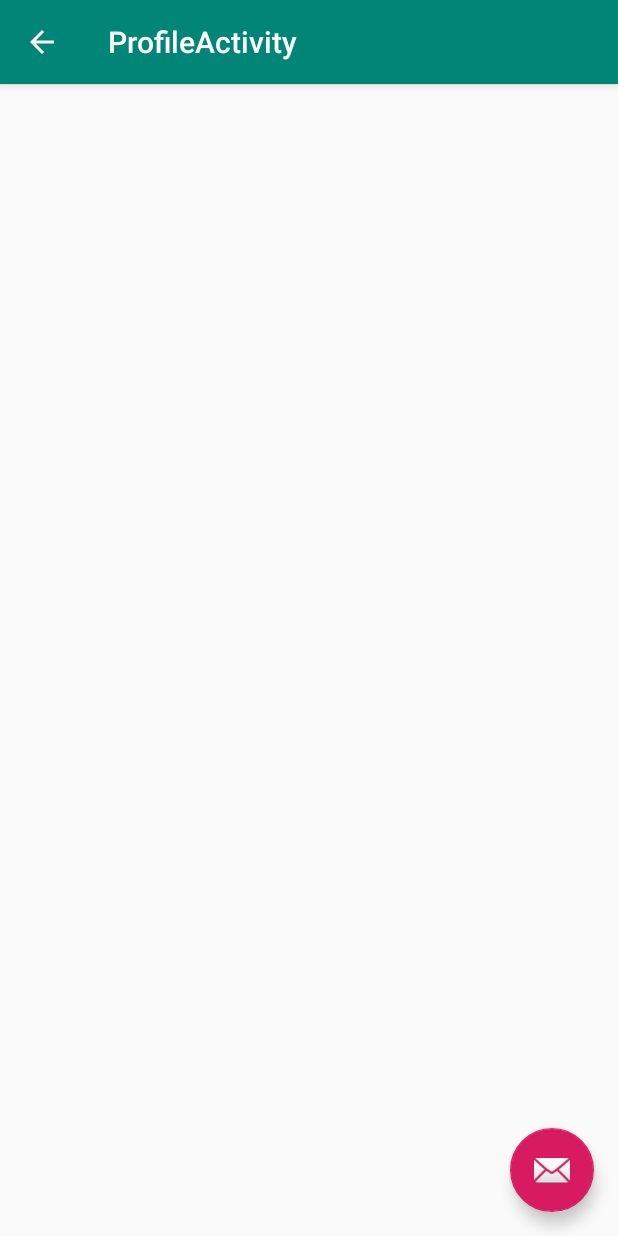
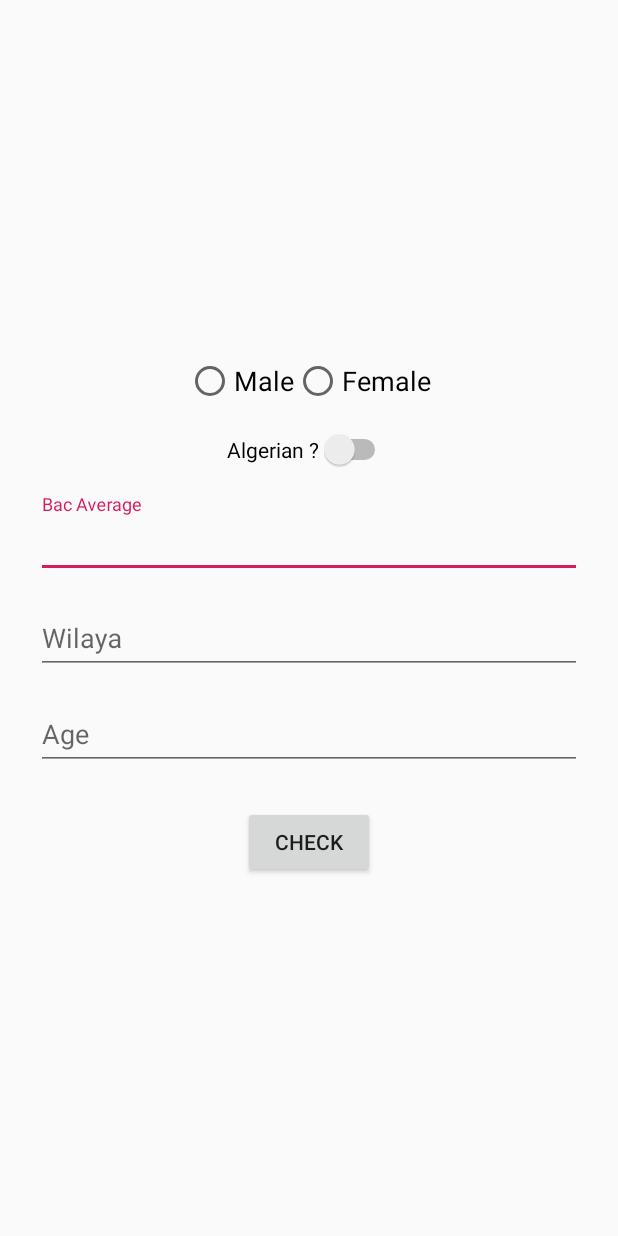
Before and after one commit to DatabrainsDz/BI4SS-Android, an Android app: the ProfileActivity screen opened directly, with no data from a screen before it, on a phone screen of 412 x 824 dp. Run offline under Robolectric (Android 15) with nearby library versions, the phone set to English and light mode, and no system bars.

Commit message:
Completing Profile Prediction

```diff
--- a/app/src/main/java/com/databrains/bi4ss/BI4SSWebService.kt
+++ b/app/src/main/java/com/databrains/bi4ss/BI4SSWebService.kt
@@ -1,15 +1,18 @@
 package com.databrains.bi4ss
 
+import com.databrains.bi4ss.models.Prediction
 import com.databrains.bi4ss.models.Response
 import retrofit2.Call
 import retrofit2.Retrofit
 import retrofit2.converter.gson.GsonConverterFactory
 import retrofit2.http.GET
+import retrofit2.http.Path
+import retrofit2.http.Query
 
 interface BI4SSWebService {
 
     companion object {
-        const val BASE_URL_IP = "http://192.168.1.39/"
+        const val BASE_URL_IP = "http://192.168.43.36/"
         private const val BASE_URL = "$BASE_URL_IP/"
 
         val retrofit: Retrofit = Retrofit.Builder()
@@ -19,5 +22,14 @@ interface BI4SSWebService {
     }
 
     @GET("studentConnection")
-    fun connect(studentId : String , currentYear : String , studyLevel : String) : Call<Response>
+    fun connect(@Query("") studentId: String, currentYear: String, studyLevel: String): Call<Response>
+
+    @GET("profile/0/gender/nationality/city/bac/age")
+    fun profileCheckSuccess(@Path("gender") gender: String,
+                           @Path("nationality") nationality: Int,
+                           @Path("city") city: Int,
+                           @Path("bac") bac: Double,
+                           @Path("age") age: Int): Call<Prediction>
+
+
 }
--- a/app/src/main/java/com/databrains/bi4ss/activities/ProfileActivity.kt
+++ b/app/src/main/java/com/databrains/bi4ss/activities/ProfileActivity.kt
@@ -1,24 +1,53 @@
 package com.databrains.bi4ss.activities
 
 import android.os.Bundle
-import android.support.design.widget.Snackbar
-import android.support.v7.app.AppCompatActivity;
+import android.support.v7.app.AlertDialog
+import android.support.v7.app.AppCompatActivity
+import android.util.Log
+import com.databrains.bi4ss.BI4SSWebService
 import com.databrains.bi4ss.R
+import com.databrains.bi4ss.models.Prediction
+import kotlinx.android.synthetic.main.content_profile.*
+import retrofit2.Call
+import retrofit2.Callback
+import retrofit2.Response
 
-import kotlinx.android.synthetic.main.activity_profile.*
+class ProfileActivity : AppCompatActivity(), Callback<Prediction> {
 
-class ProfileActivity : AppCompatActivity() {
+    override fun onResponse(call: Call<Prediction>, response: Response<Prediction>) {
+        val prediction = response.body()
+        val builder = AlertDialog.Builder(this)
+        builder.setTitle("Check Result")
+        builder.setMessage("You are a ${if (prediction?.prediction == 0) "Failed" else "Successful"} person")
+        builder.show()
+    }
+
+    override fun onFailure(call: Call<Prediction>, t: Throwable) {
+        Log.e("Error Profile", t.message)
+    }
+
+    val webService = BI4SSWebService.retrofit.create(BI4SSWebService::class.java)
 
     override fun onCreate(savedInstanceState: Bundle?) {
         super.onCreate(savedInstanceState)
         setContentView(R.layout.activity_profile)
-        setSupportActionBar(toolbar)
 
-        fab.setOnClickListener { view ->
-            Snackbar.make(view, "Replace with your own action", Snackbar.LENGTH_LONG)
-                    .setAction("Action", null).show()
+        check_button.setOnClickListener {
+            val bacAverage = bac_average_edit_text.text.toString()
+            val wilaya = bac_wilaya_edit_text.text.toString()
+            val age = age_edit_text.text.toString()
+            if (bacAverage.isNotEmpty() && wilaya.isNotEmpty() && age.isNotEmpty()) {
+                webService.profileCheckSuccess(
+                        if (profile_gender_radio_group.checkedRadioButtonId == R.id.male_radio_button) "M"
+                        else "F",
+                        if (nationality_check.isChecked) 1 else 0,
+                        wilaya.toInt(),
+                        bacAverage.toDouble(),
+                        age.toInt()).enqueue(this)
+            }
+
         }
-        supportActionBar?.setDisplayHomeAsUpEnabled(true)
+
     }
 
 }
--- /dev/null
+++ b/app/src/main/java/com/databrains/bi4ss/models/Prediction.kt
@@ -0,0 +1,5 @@
+package com.databrains.bi4ss.models
+
+import com.google.gson.annotations.SerializedName
+
+class Prediction(@SerializedName("prediction") val prediction: Int)
--- a/app/src/main/res/layout/activity_profile.xml
+++ b/app/src/main/res/layout/activity_profile.xml
@@ -11,23 +11,11 @@
         android:layout_height="wrap_content"
         android:theme="@style/AppTheme.AppBarOverlay">
 
-        <android.support.v7.widget.Toolbar
-            android:id="@+id/toolbar"
-            android:layout_width="match_parent"
-            android:layout_height="?attr/actionBarSize"
-            android:background="?attr/colorPrimary"
-            app:popupTheme="@style/AppTheme.PopupOverlay" />
+
 
     </android.support.design.widget.AppBarLayout>
 
     <include layout="@layout/content_profile" />
 
-    <android.support.design.widget.FloatingActionButton
-        android:id="@+id/fab"
-        android:layout_width="wrap_content"
-        android:layout_height="wrap_content"
-        android:layout_gravity="bottom|end"
-        android:layout_margin="@dimen/fab_margin"
-        app:srcCompat="@android:drawable/ic_dialog_email" />
 
 </android.support.design.widget.CoordinatorLayout>
--- a/app/src/main/res/layout/content_main.xml
+++ b/app/src/main/res/layout/content_main.xml
@@ -72,7 +72,7 @@
 
     <Button
         android:id="@+id/connect_button"
-        android:layout_width="wrap_content"
+        android:layout_width="150dp"
         android:layout_height="wrap_content"
         android:layout_gravity="center"
         android:layout_marginTop="32dp"
@@ -86,7 +86,7 @@
 
     <Button
         android:id="@+id/profile_button"
-        android:layout_width="wrap_content"
+        android:layout_width="150dp"
         android:layout_height="wrap_content"
         android:layout_gravity="center"
         android:backgroundTint="@color/colorAccent"
--- a/app/src/main/res/layout/content_profile.xml
+++ b/app/src/main/res/layout/content_profile.xml
@@ -1,11 +1,95 @@
 <?xml version="1.0" encoding="utf-8"?>
-<android.support.constraint.ConstraintLayout xmlns:android="http://schemas.android.com/apk/res/android"
+<LinearLayout xmlns:android="http://schemas.android.com/apk/res/android"
     xmlns:app="http://schemas.android.com/apk/res-auto"
     xmlns:tools="http://schemas.android.com/tools"
     android:layout_width="match_parent"
     android:layout_height="match_parent"
+    android:orientation="vertical"
+    android:padding="24dp"
+    android:gravity="center"
     app:layout_behavior="@string/appbar_scrolling_view_behavior"
     tools:context=".activities.ProfileActivity"
     tools:showIn="@layout/activity_profile">
 
-</android.support.constraint.ConstraintLayout>
+    <RadioGroup
+        android:id="@+id/profile_gender_radio_group"
+        android:layout_width="wrap_content"
+        android:layout_height="wrap_content"
+        android:layout_gravity="center"
+        android:layout_marginBottom="16dp"
+        android:orientation="horizontal">
+
+        <RadioButton
+            android:layout_width="wrap_content"
+            android:layout_height="wrap_content"
+            android:text="Male"
+            android:id="@+id/male_radio_button"
+            android:textSize="18sp" />
+
+        <RadioButton
+            android:layout_width="wrap_content"
+            android:layout_height="wrap_content"
+            android:text="Female"
+            android:id="@+id/female_radio_button"
+            android:textSize="18sp" />
+
+    </RadioGroup>
+
+    <Switch
+        android:id="@+id/nationality_check"
+        android:layout_width="wrap_content"
+        android:layout_height="wrap_content"
+        android:layout_gravity="center"
+        android:layout_marginBottom="16dp"
+        android:text="Algerian ?" />
+
+    <android.support.design.widget.TextInputLayout
+        android:layout_width="match_parent"
+        android:layout_height="wrap_content"
+        android:layout_marginBottom="8dp">
+
+        <android.support.design.widget.TextInputEditText
+            android:id="@+id/bac_average_edit_text"
+            android:layout_width="match_parent"
+            android:layout_height="match_parent"
+            android:hint="Bac Average"
+            android:inputType="numberDecimal" />
+    </android.support.design.widget.TextInputLayout>
+
+    <android.support.design.widget.TextInputLayout
+        android:layout_width="match_parent"
+        android:layout_height="wrap_content"
+        android:layout_marginBottom="8dp">
+
+        <android.support.design.widget.TextInputEditText
+            android:id="@+id/bac_wilaya_edit_text"
+            android:layout_width="match_parent"
+            android:layout_height="match_parent"
+            android:hint="Wilaya"
+            android:inputType="number" />
+    </android.support.design.widget.TextInputLayout>
+
+    <android.support.design.widget.TextInputLayout
+        android:layout_width="match_parent"
+        android:layout_height="wrap_content"
+        android:layout_marginBottom="8dp">
+
+        <android.support.design.widget.TextInputEditText
+            android:id="@+id/age_edit_text"
+            android:layout_width="match_parent"
+            android:layout_height="match_parent"
+            android:hint="Age"
+            android:inputType="number" />
+    </android.support.design.widget.TextInputLayout>
+
+    <Button
+        android:layout_width="wrap_content"
+        android:layout_height="wrap_content"
+        android:layout_gravity="center"
+        android:text="Check"
+        android:id="@+id/check_button"
+        android:layout_marginTop="16sp"
+
+        />
+
+</LinearLayout>
```
